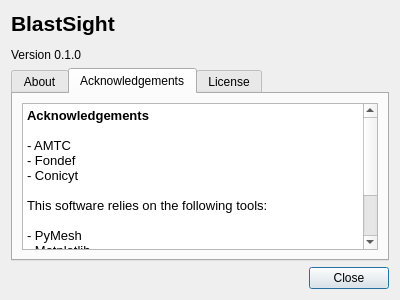
First picture: the form in blastsight/view/gui/UI/aboutdialog.ui, repository gsanhueza/BlastSight, before the edit.
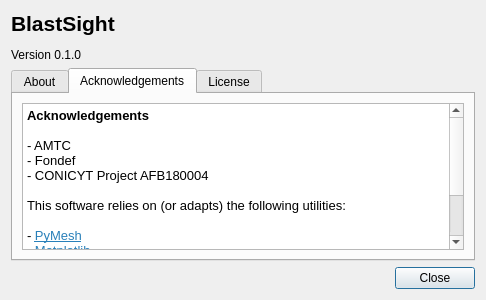
Second picture: the form after the edit. The open tabs and pages were chosen to show the change. Icons and pictures are not drawn.

Patch:
```diff
--- a/blastsight/view/gui/UI/aboutdialog.ui
+++ b/blastsight/view/gui/UI/aboutdialog.ui
@@ -7,7 +7,7 @@
    <rect>
     <x>0</x>
     <y>0</y>
-    <width>400</width>
+    <width>486</width>
     <height>300</height>
    </rect>
   </property>
@@ -77,16 +77,16 @@
 &lt;p style=&quot;-qt-paragraph-type:empty; margin-top:0px; margin-bottom:0px; margin-left:0px; margin-right:0px; -qt-block-indent:0; text-indent:0px; font-family:'Cantarell'; font-weight:600;&quot;&gt;&lt;br /&gt;&lt;/p&gt;
 &lt;p style=&quot; margin-top:0px; margin-bottom:0px; margin-left:0px; margin-right:0px; -qt-block-indent:0; text-indent:0px;&quot;&gt;&lt;span style=&quot; font-family:'Cantarell';&quot;&gt;- AMTC&lt;/span&gt;&lt;/p&gt;
 &lt;p style=&quot; margin-top:0px; margin-bottom:0px; margin-left:0px; margin-right:0px; -qt-block-indent:0; text-indent:0px;&quot;&gt;&lt;span style=&quot; font-family:'Cantarell';&quot;&gt;- Fondef&lt;/span&gt;&lt;/p&gt;
-&lt;p style=&quot; margin-top:0px; margin-bottom:0px; margin-left:0px; margin-right:0px; -qt-block-indent:0; text-indent:0px;&quot;&gt;&lt;span style=&quot; font-family:'Cantarell';&quot;&gt;- Conicyt&lt;/span&gt;&lt;/p&gt;
+&lt;p style=&quot; margin-top:0px; margin-bottom:0px; margin-left:0px; margin-right:0px; -qt-block-indent:0; text-indent:0px;&quot;&gt;&lt;span style=&quot; font-family:'Cantarell';&quot;&gt;- CONICYT Project AFB180004&lt;/span&gt;&lt;/p&gt;
 &lt;p style=&quot;-qt-paragraph-type:empty; margin-top:0px; margin-bottom:0px; margin-left:0px; margin-right:0px; -qt-block-indent:0; text-indent:0px; font-family:'Cantarell';&quot;&gt;&lt;br /&gt;&lt;/p&gt;
-&lt;p style=&quot; margin-top:0px; margin-bottom:0px; margin-left:0px; margin-right:0px; -qt-block-indent:0; text-indent:0px;&quot;&gt;&lt;span style=&quot; font-family:'Cantarell';&quot;&gt;This software relies on the following tools:&lt;/span&gt;&lt;/p&gt;
+&lt;p style=&quot; margin-top:0px; margin-bottom:0px; margin-left:0px; margin-right:0px; -qt-block-indent:0; text-indent:0px;&quot;&gt;&lt;span style=&quot; font-family:'Cantarell';&quot;&gt;This software relies on (or adapts) the following utilities:&lt;/span&gt;&lt;/p&gt;
 &lt;p style=&quot;-qt-paragraph-type:empty; margin-top:0px; margin-bottom:0px; margin-left:0px; margin-right:0px; -qt-block-indent:0; text-indent:0px; font-family:'Cantarell';&quot;&gt;&lt;br /&gt;&lt;/p&gt;
-&lt;p style=&quot; margin-top:0px; margin-bottom:0px; margin-left:0px; margin-right:0px; -qt-block-indent:0; text-indent:0px;&quot;&gt;&lt;span style=&quot; font-family:'Cantarell';&quot;&gt;- PyMesh&lt;/span&gt;&lt;/p&gt;
-&lt;p style=&quot; margin-top:0px; margin-bottom:0px; margin-left:0px; margin-right:0px; -qt-block-indent:0; text-indent:0px;&quot;&gt;&lt;span style=&quot; font-family:'Cantarell';&quot;&gt;- Matplotlib&lt;/span&gt;&lt;/p&gt;
-&lt;p style=&quot; margin-top:0px; margin-bottom:0px; margin-left:0px; margin-right:0px; -qt-block-indent:0; text-indent:0px;&quot;&gt;&lt;span style=&quot; font-family:'Cantarell';&quot;&gt;- Flat Color Icons&lt;/span&gt;&lt;/p&gt;
-&lt;p style=&quot; margin-top:0px; margin-bottom:0px; margin-left:0px; margin-right:0px; -qt-block-indent:0; text-indent:0px;&quot;&gt;&lt;span style=&quot; font-family:'Cantarell';&quot;&gt;- Meshcut&lt;/span&gt;&lt;/p&gt;
-&lt;p style=&quot; margin-top:0px; margin-bottom:0px; margin-left:0px; margin-right:0px; -qt-block-indent:0; text-indent:0px;&quot;&gt;&lt;span style=&quot; font-family:'Cantarell';&quot;&gt;- Trimesh&lt;/span&gt;&lt;/p&gt;
-&lt;p style=&quot; margin-top:0px; margin-bottom:0px; margin-left:0px; margin-right:0px; -qt-block-indent:0; text-indent:0px;&quot;&gt;&lt;span style=&quot; font-family:'Cantarell';&quot;&gt;- Colour&lt;/span&gt;&lt;/p&gt;&lt;/body&gt;&lt;/html&gt;</string>
+&lt;p style=&quot; margin-top:0px; margin-bottom:0px; margin-left:0px; margin-right:0px; -qt-block-indent:0; text-indent:0px;&quot;&gt;&lt;span style=&quot; font-family:'Cantarell';&quot;&gt;- &lt;/span&gt;&lt;a href=&quot;https://github.com/PyMesh/PyMesh&quot;&gt;&lt;span style=&quot; font-family:'Noto Sans'; text-decoration: underline; color:#2980b9;&quot;&gt;PyMesh&lt;/span&gt;&lt;/a&gt;&lt;/p&gt;
+&lt;p style=&quot; margin-top:0px; margin-bottom:0px; margin-left:0px; margin-right:0px; -qt-block-indent:0; text-indent:0px;&quot;&gt;&lt;span style=&quot; font-family:'Cantarell';&quot;&gt;- &lt;/span&gt;&lt;a href=&quot;https://matplotlib.org/&quot;&gt;&lt;span style=&quot; font-family:'Noto Sans'; text-decoration: underline; color:#2980b9;&quot;&gt;Matplotlib&lt;/span&gt;&lt;/a&gt;&lt;/p&gt;
+&lt;p style=&quot; margin-top:0px; margin-bottom:0px; margin-left:0px; margin-right:0px; -qt-block-indent:0; text-indent:0px;&quot;&gt;&lt;span style=&quot; font-family:'Cantarell';&quot;&gt;- &lt;/span&gt;&lt;a href=&quot;https://github.com/icons8/flat-color-icons&quot;&gt;&lt;span style=&quot; font-family:'Noto Sans'; text-decoration: underline; color:#2980b9;&quot;&gt;Flat Color Icons&lt;/span&gt;&lt;/a&gt;&lt;/p&gt;
+&lt;p style=&quot; margin-top:0px; margin-bottom:0px; margin-left:0px; margin-right:0px; -qt-block-indent:0; text-indent:0px;&quot;&gt;&lt;span style=&quot; font-family:'Cantarell';&quot;&gt;- &lt;/span&gt;&lt;a href=&quot;https://github.com/julienr/meshcut&quot;&gt;&lt;span style=&quot; font-family:'Noto Sans'; text-decoration: underline; color:#2980b9;&quot;&gt;Meshcut&lt;/span&gt;&lt;/a&gt;&lt;/p&gt;
+&lt;p style=&quot; margin-top:0px; margin-bottom:0px; margin-left:0px; margin-right:0px; -qt-block-indent:0; text-indent:0px;&quot;&gt;&lt;span style=&quot; font-family:'Cantarell';&quot;&gt;- &lt;/span&gt;&lt;a href=&quot;https://trimsh.org/trimesh.html&quot;&gt;&lt;span style=&quot; font-family:'Noto Sans'; text-decoration: underline; color:#2980b9;&quot;&gt;Trimesh&lt;/span&gt;&lt;/a&gt;&lt;/p&gt;
+&lt;p style=&quot; margin-top:0px; margin-bottom:0px; margin-left:0px; margin-right:0px; -qt-block-indent:0; text-indent:0px;&quot;&gt;&lt;span style=&quot; font-family:'Cantarell';&quot;&gt;- &lt;/span&gt;&lt;a href=&quot;https://github.com/vaab/colour&quot;&gt;&lt;span style=&quot; font-family:'Noto Sans'; text-decoration: underline; color:#2980b9;&quot;&gt;Colour&lt;/span&gt;&lt;/a&gt;&lt;/p&gt;&lt;/body&gt;&lt;/html&gt;</string>
          </property>
         </widget>
        </item>
```
Left out of the diff: 2 changed lines with no effect on the pictures.
